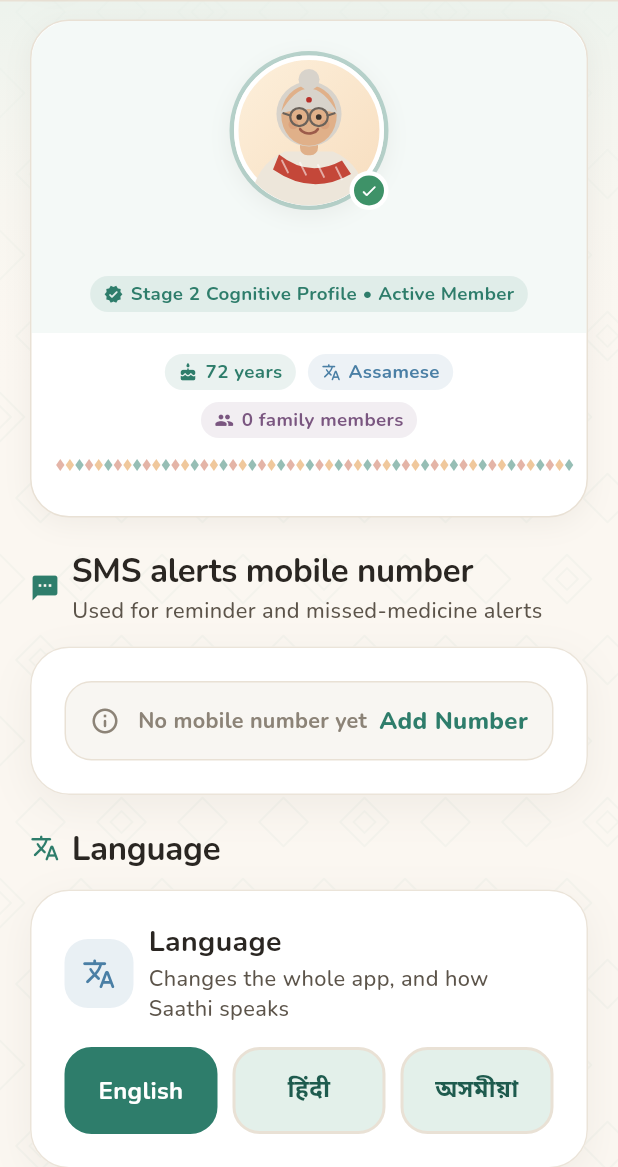
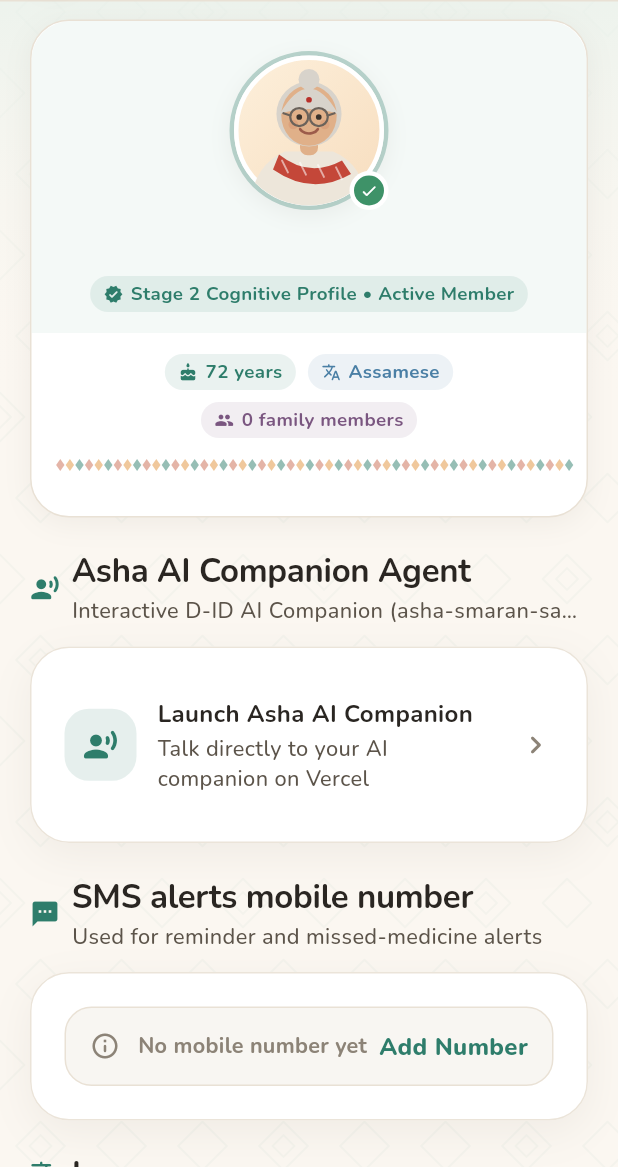
Before and after one commit to Eagleeye1811/SmaranSaathi, a Flutter app: the PatientProfileScreen screen opened directly, on a phone screen of 412 x 824 dp, the part 69-1236 px from its top. Run offline on Flutter 3.47's test engine with Material 3 defaults, Android fonts, the phone set to English and light mode, and no system bars; our stand-ins replace audioplayers, connectivity_plus, firebase_auth, firebase_core, flutter_dotenv, flutter_local_notifications and 13 more; missing offline and left inert: fllama, flutter_webrtc, webview_flutter_android; accounts and stored records are empty.

Commit message:
implemented asha ai-companion screen

```diff
--- a/frontend/lib/features/patient/profile/patient_profile_screen.dart
+++ b/frontend/lib/features/patient/profile/patient_profile_screen.dart
@@ -16,6 +16,7 @@ import '../../../l10n/content_labels.dart';
 import '../../auth/auth_role_screen.dart';
 import '../../auth/sign_in_screen.dart';
 import '../../intake/welcome_screens.dart';
+import '../asha/asha_screen.dart';
 import '../settings/language_selector.dart';
 import '../widgets/patient_widgets.dart';
 
@@ -206,6 +207,36 @@ class PatientProfileScreen extends StatelessWidget {
                               ),
                             ),
                           ],
+                        ),
+                      ),
+                    ),
+                    const SizedBox(height: Insets.lg),
+
+                    // ── Asha AI Companion Agent (Deployed on Vercel) ───────────
+                    FadeInUp(
+                      delayMs: 20,
+                      child: SectionHeader(
+                        title: 'Asha AI Companion Agent',
+                        icon: Icons.record_voice_over_rounded,
+                        subtitle: 'Interactive D-ID AI Companion (asha-smaran-saathi.vercel.app)',
+                      ),
+                    ),
+                    FadeInUp(
+                      delayMs: 30,
+                      child: MmCard(
+                        child: ListRow(
+                          leading: const SoftIcon(
+                            icon: Icons.record_voice_over_rounded,
+                            color: AppColors.primary,
+                            size: 48,
+                          ),
+                          title: 'Launch Asha AI Companion',
+                          subtitle: 'Talk directly to your AI companion on Vercel',
+                          trailing: const Icon(
+                            Icons.chevron_right_rounded,
+                            color: AppColors.inkMuted,
+                          ),
+                          onTap: () => Nav.open(context, const AshaScreen()),
                         ),
                       ),
                     ),
```
Also changed, not shown: frontend/lib/features/patient/asha/asha_screen.dart (+23 -21 lines).
